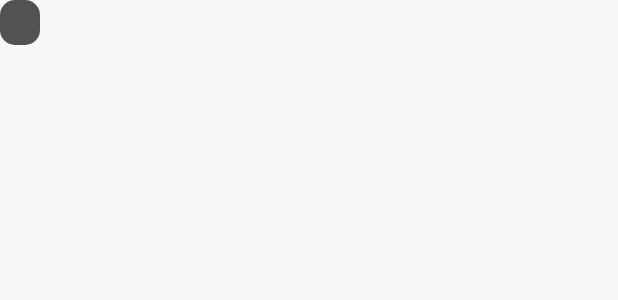
After one commit to RoderickQiu/seeNot, an Android app: the layout layout_toast_view.xml on its own in the app's theme, with its tools: preview values and no code run, on a phone screen of 412 x 824 dp. The commit adds this screen. Shown: the top 300 px of the screen. Run offline under Robolectric (Android 15) with nearby library versions, the phone set to English and light mode, and no system bars.

Commit message:
make diy toast

```diff
--- a/app/src/main/java/com/scrisstudio/jianfou/activity/MainActivity.java
+++ b/app/src/main/java/com/scrisstudio/jianfou/activity/MainActivity.java
@@ -60,7 +60,8 @@ public class MainActivity extends AppCompatActivity {
 	public static SharedPreferences sharedPreferences;
 	public static FragmentManager fragmentManager;
 	public static LayoutInflater inflater;
-	public static SoftReference<View> viewCustomization = null, viewTarget = null, viewLastTimeChoice = null;
+	public static SoftReference<View> viewCustomization = null,
+			viewTarget = null, viewLastTimeChoice = null, viewToast = null;
 	public Banner banner;
 	private ActivityMainBinding binding;
 	private List<RuleInfo> list = new ArrayList<>();
@@ -134,6 +135,7 @@ public class MainActivity extends AppCompatActivity {
 		viewCustomization = new SoftReference<>(inflater.inflate(R.layout.layout_mixed_mask_assigner, null));//workaround for static view
 		viewTarget = new SoftReference<>(inflater.inflate(R.layout.layout_accessibility_node_desc, null));
 		viewLastTimeChoice = new SoftReference<>(inflater.inflate(R.layout.layout_last_choice_frame, null));
+		viewToast = new SoftReference<>(inflater.inflate(R.layout.layout_toast_view, null));
 
 		DisplayMetrics dm = new DisplayMetrics();
 		getWindowManager().getDefaultDisplay().getMetrics(dm);
@@ -221,7 +223,7 @@ public class MainActivity extends AppCompatActivity {
 			return false;
 		});*/
 		binding.topAppBar.setOnMenuItemClickListener(menuItem -> {
-			MixedAssignerUtil.showActivityCustomizationDialog(viewCustomization.get(), viewTarget.get(), viewLastTimeChoice.get(), 0, 0, 0, 0);
+			MixedAssignerUtil.showActivityCustomizationDialog(0, 0, 0, 0);
 			return false;
 		});
 
--- a/app/src/main/java/com/scrisstudio/jianfou/ui/SkipSetAdapter.java
+++ b/app/src/main/java/com/scrisstudio/jianfou/ui/SkipSetAdapter.java
@@ -80,7 +80,7 @@ public class SkipSetAdapter extends RecyclerView.Adapter<SkipSetAdapter.MyViewHo
 		int viewType = getItemViewType(skipId);
 		if (viewType == VIEW_TYPE_CARD) {
 			holder.setButton.setOnClickListener(v -> {
-				MixedAssignerUtil.showActivityCustomizationDialog(MainActivity.viewCustomization.get(), MainActivity.viewTarget.get(), MainActivity.viewLastTimeChoice.get(), 2, position, current, skipId);
+				MixedAssignerUtil.showActivityCustomizationDialog(2, position, current, skipId);
 			});
 			holder.deleteButton.setOnClickListener(v -> {
 				holder.deleteButton.setVisibility(View.GONE);
--- a/app/src/main/java/com/scrisstudio/jianfou/ui/SubRuleAdapter.java
+++ b/app/src/main/java/com/scrisstudio/jianfou/ui/SubRuleAdapter.java
@@ -76,7 +76,7 @@ public class SubRuleAdapter extends RecyclerView.Adapter<SubRuleAdapter.MyViewHo
 
 			holder.titleText.setText(getRuleTypeRealName(sub.get(pos).getType()));
 			holder.setButton.setOnClickListener(v -> {
-				MixedAssignerUtil.showActivityCustomizationDialog(MainActivity.viewCustomization.get(), MainActivity.viewTarget.get(), MainActivity.viewLastTimeChoice.get(), 1, ruleId, pos, 0);
+				MixedAssignerUtil.showActivityCustomizationDialog(1, ruleId, pos, 0);
 			});
 			holder.deleteButton.setOnClickListener(v -> {
 				holder.deleteButton.setVisibility(View.GONE);
--- /dev/null
+++ b/app/src/main/res/drawable/toast_view.xml
@@ -0,0 +1,7 @@
+<?xml version="1.0" encoding="utf-8"?>
+<shape xmlns:android="http://schemas.android.com/apk/res/android">
+
+    <corners android:radius="10dp" />
+    <solid android:color="@color/semi_transparent" />
+
+</shape>
--- /dev/null
+++ b/app/src/main/res/layout/layout_toast_view.xml
@@ -0,0 +1,20 @@
+<?xml version="1.0" encoding="utf-8"?>
+<LinearLayout xmlns:android="http://schemas.android.com/apk/res/android"
+    android:layout_width="wrap_content"
+    android:layout_height="wrap_content"
+    android:background="@drawable/toast_view"
+    android:gravity="center"
+    android:orientation="vertical">
+
+    <TextView
+        android:id="@+id/tv_toast_content"
+        android:layout_width="wrap_content"
+        android:layout_height="wrap_content"
+        android:layout_gravity="center_horizontal"
+        android:layout_marginHorizontal="13dp"
+        android:layout_marginVertical="5dp"
+        android:gravity="center"
+        android:textColor="@color/white"
+        android:textSize="14sp" />
+
+</LinearLayout>
--- a/app/src/main/res/values/colors.xml
+++ b/app/src/main/res/values/colors.xml
@@ -25,4 +25,5 @@
     <color name="scris">#2D6EF8</color>
     <color name="red">#EA5454</color>
     <color name="green">#4CAF50</color>
+    <color name="semi_transparent">#AA000000</color>
 </resources>
```
Also changed, not shown: app/src/main/java/com/scrisstudio/jianfou/mask/MixedAssignerUtil.java (+72 -14 lines), 1 other file.
